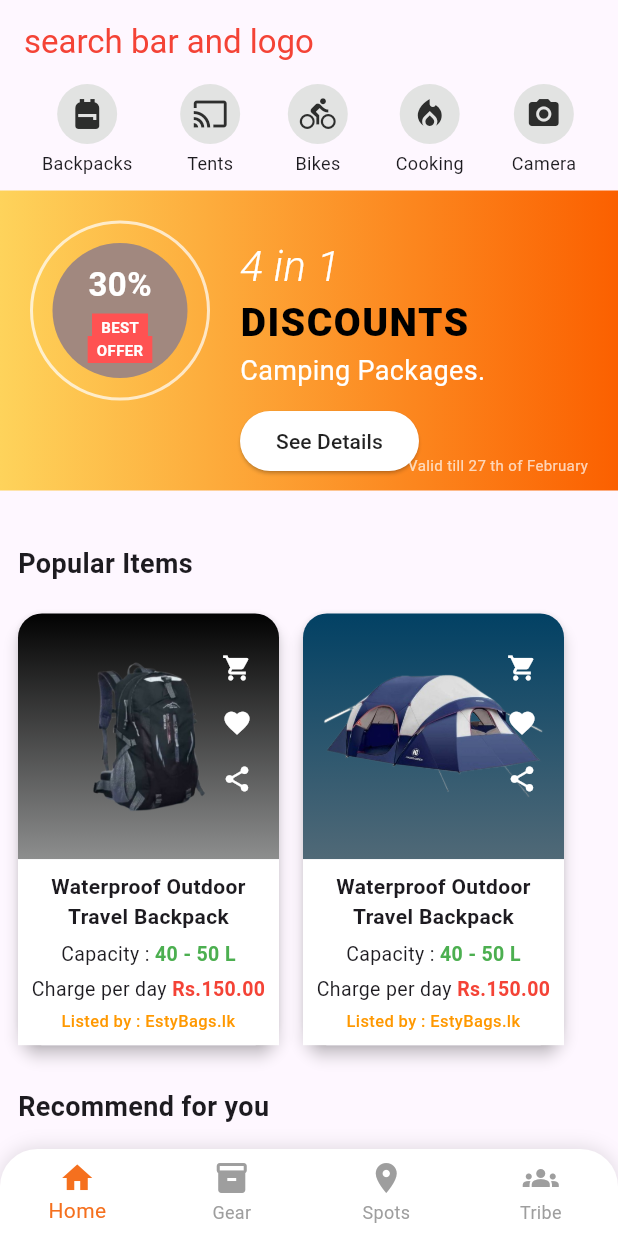
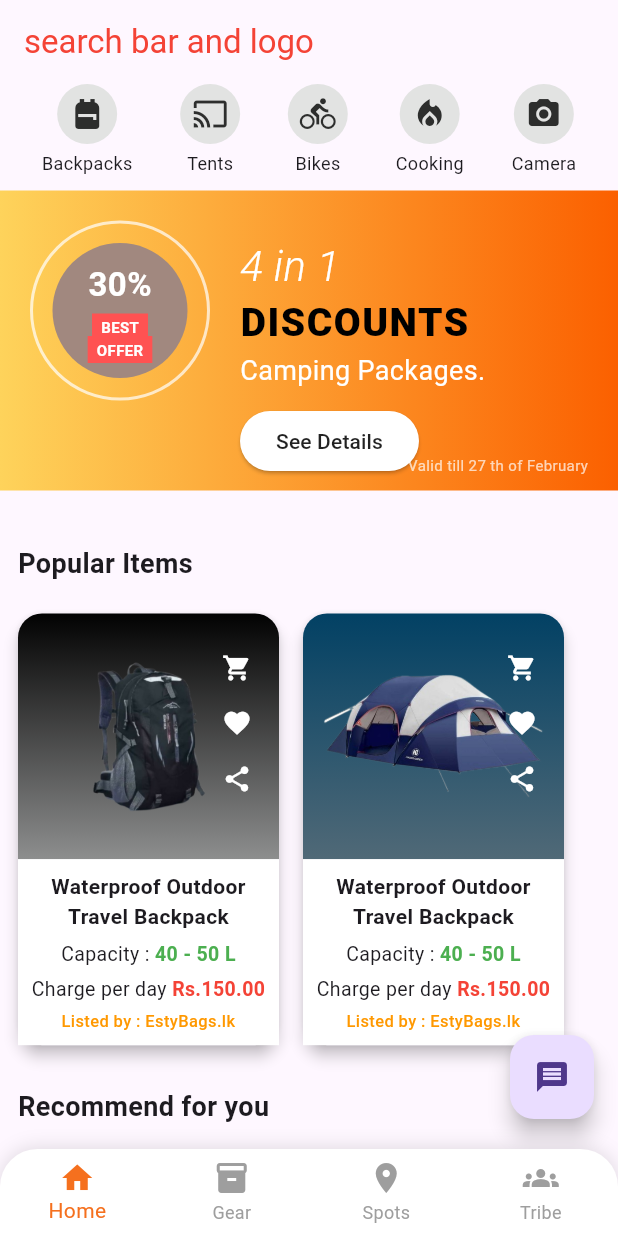
Before and after one commit to nilupul-dew/MAD_Group_09, a Flutter app: the screen it shows after launch, on a phone screen of 412 x 824 dp. Run offline on Flutter 3.47's test engine with Material 3 defaults, Android fonts, the phone set to English and light mode, and no system bars; our stand-ins replace cloud_firestore, firebase_core; accounts and stored records are empty.

Commit message:
Add chatbox with sos

```diff
--- a/hiking_app/lib/presentation/screens/home_screen.dart
+++ b/hiking_app/lib/presentation/screens/home_screen.dart
@@ -26,13 +26,81 @@ class _HomeScreenState extends State<HomeScreen> {
     });
   }
 
+  bool _isChatExpanded = false;
+
   @override
   Widget build(BuildContext context) {
     return Scaffold(
-      body: _pages[_selectedIndex],
       bottomNavigationBar: BottomNavBar(
         selectedIndex: _selectedIndex,
         onItemTapped: _onItemTapped,
+      ),
+      body: Stack(
+        children: [
+          _pages[_selectedIndex],
+
+          // Floating Chat/SOS Button with Animation
+          Positioned(
+            right: 16,
+            bottom: 20,
+            child: Column(
+              crossAxisAlignment: CrossAxisAlignment.end,
+              children: [
+                AnimatedSlide(
+                  offset: _isChatExpanded ? Offset(0, 0) : Offset(0, 0.5),
+                  duration: Duration(milliseconds: 300),
+                  curve: Curves.easeOut,
+                  child: AnimatedOpacity(
+                    opacity: _isChatExpanded ? 1.0 : 0.0,
+                    duration: Duration(milliseconds: 300),
+                    child: FloatingActionButton.extended(
+                      heroTag: 'chat',
+                      onPressed: () {
+                        ScaffoldMessenger.of(context).showSnackBar(
+                          SnackBar(content: Text("Chat tapped")),
+                        );
+                      },
+                      icon: Icon(Icons.chat),
+                      label: Text('Chat'),
+                      backgroundColor: const Color.fromARGB(255, 255, 255, 255),
+                    ),
+                  ),
+                ),
+                SizedBox(height: 10),
+                AnimatedSlide(
+                  offset: _isChatExpanded ? Offset(0, 0) : Offset(0, 0.5),
+                  duration: Duration(milliseconds: 300),
+                  curve: Curves.easeOut,
+                  child: AnimatedOpacity(
+                    opacity: _isChatExpanded ? 1.0 : 0.0,
+                    duration: Duration(milliseconds: 300),
+                    child: FloatingActionButton.extended(
+                      heroTag: 'sos',
+                      onPressed: () {
+                        ScaffoldMessenger.of(context).showSnackBar(
+                          SnackBar(content: Text("SOS tapped")),
+                        );
+                      },
+                      icon: Icon(Icons.warning),
+                      label: Text('SOS'),
+                      backgroundColor: const Color.fromARGB(255, 255, 255, 255),
+                    ),
+                  ),
+                ),
+                SizedBox(height: 10),
+                FloatingActionButton(
+                  heroTag: 'main',
+                  onPressed: () {
+                    setState(() {
+                      _isChatExpanded = !_isChatExpanded;
+                    });
+                  },
+                  child: Icon(_isChatExpanded ? Icons.close : Icons.message),
+                ),
+              ],
+            ),
+          ),
+        ],
       ),
     );
   }
```
